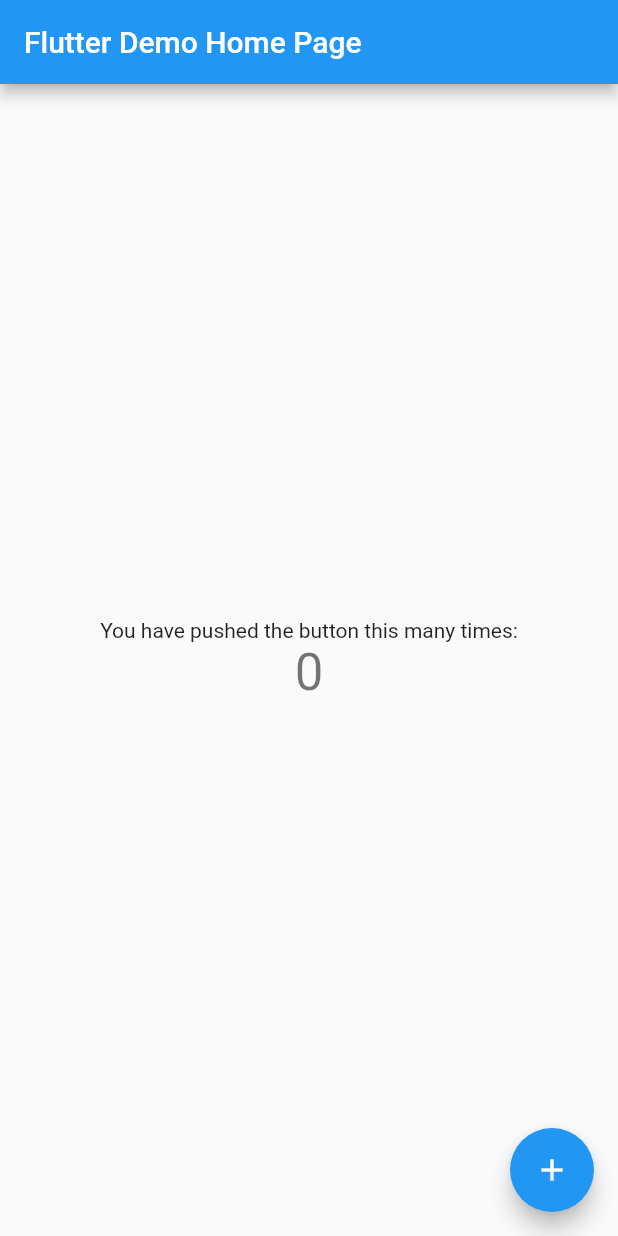
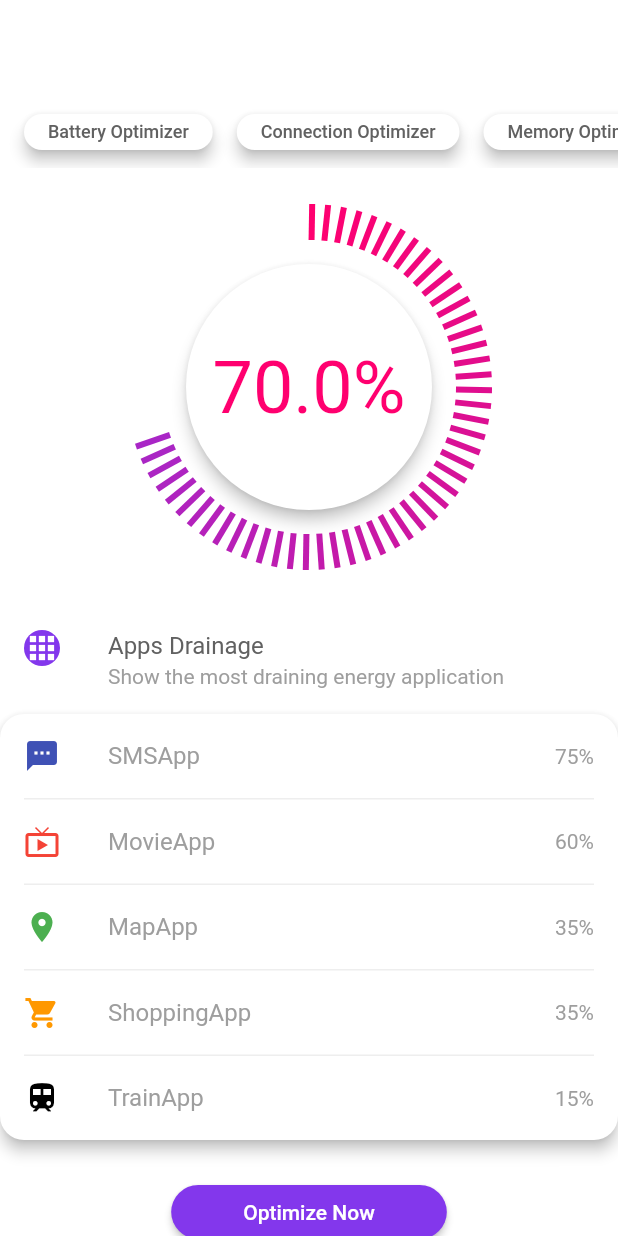
Before and after one commit to umatoma/flutter-study-samples, a Flutter app: the screen it shows after launch, on a phone screen of 412 x 824 dp. Run offline on Flutter 3.47's test engine with Material 2 defaults, Android fonts, the phone set to English and light mode, and no system bars.

Commit message:
Battery Optimizer 作成

```diff
--- a/battery_optimizer/lib/main.dart
+++ b/battery_optimizer/lib/main.dart
@@ -1,117 +1,323 @@
+import 'dart:math';
+
 import 'package:flutter/material.dart';
+
+const kColorPurple = Color(0xFF8337EC);
+const kColorPink = Color(0xFFFF006F);
+const kColorIndicatorBegin = kColorPink;
+const kColorIndicatorEnd = kColorPurple;
+const kColorTitle = Color(0xFF616161);
+const kColorText = Color(0xFF9E9E9E);
+const kElevation = 4.0;
 
 void main() {
   runApp(MyApp());
 }
 
 class MyApp extends StatelessWidget {
-  // This widget is the root of your application.
   @override
   Widget build(BuildContext context) {
     return MaterialApp(
+      debugShowCheckedModeBanner: false,
       title: 'Flutter Demo',
-      theme: ThemeData(
-        // This is the theme of your application.
-        //
-        // Try running your application with "flutter run". You'll see the
-        // application has a blue toolbar. Then, without quitting the app, try
-        // changing the primarySwatch below to Colors.green and then invoke
-        // "hot reload" (press "r" in the console where you ran "flutter run",
-        // or simply save your changes to "hot reload" in a Flutter IDE).
-        // Notice that the counter didn't reset back to zero; the application
-        // is not restarted.
-        primarySwatch: Colors.blue,
-        // This makes the visual density adapt to the platform that you run
-        // the app on. For desktop platforms, the controls will be smaller and
-        // closer together (more dense) than on mobile platforms.
-        visualDensity: VisualDensity.adaptivePlatformDensity,
+      theme: ThemeData.light().copyWith(
+        primaryColor: Colors.white,
+        primaryTextTheme: TextTheme(
+          headline6: TextStyle(color: kColorTitle),
+        ),
+        backgroundColor: Colors.white,
       ),
-      home: MyHomePage(title: 'Flutter Demo Home Page'),
+      home: BatteryOptimizerPage(),
     );
   }
 }
 
-class MyHomePage extends StatefulWidget {
-  MyHomePage({Key key, this.title}) : super(key: key);
+/* BatteryOptimizer画面 */
 
-  // This widget is the home page of your application. It is stateful, meaning
-  // that it has a State object (defined below) that contains fields that affect
-  // how it looks.
+class BatteryOptimizerPage extends StatelessWidget {
+  @override
+  Widget build(BuildContext context) {
+    return Scaffold(
+      backgroundColor: Theme.of(context).backgroundColor,
+      appBar: AppBar(
+        title: Text('Battery Optimizer'),
+        centerTitle: false,
+        elevation: 0,
+      ),
+      body: SingleChildScrollView(
+        child: Column(
+          children: [
+            OptimizerButtons(),
+            BatteryLevelIndicator(),
+            AppsDrainage(),
+            OptimizeNow(),
+          ],
+        ),
+      ),
+    );
+  }
+}
 
-  // This class is the configuration for the state. It holds the values (in this
-  // case the title) provided by the parent (in this case the App widget) and
-  // used by the build method of the State. Fields in a Widget subclass are
-  // always marked "final".
+/* Optimizer一覧関連 */
 
-  final String title;
+class _OptimizerButton extends StatelessWidget {
+  final String text;
+
+  const _OptimizerButton({
+    Key key,
+    @required this.text,
+  }) : super(key: key);
 
   @override
-  _MyHomePageState createState() => _MyHomePageState();
+  Widget build(BuildContext context) {
+    return MaterialButton(
+      color: Colors.white,
+      elevation: kElevation,
+      height: 24,
+      padding: EdgeInsets.symmetric(horizontal: 16),
+      shape: RoundedRectangleBorder(
+        borderRadius: BorderRadius.circular(16),
+      ),
+      onPressed: () {},
+      child: Text(
+        text,
+        style: TextStyle(color: kColorTitle, fontSize: 12),
+      ),
+    );
+  }
 }
 
-class _MyHomePageState extends State<MyHomePage> {
-  int _counter = 0;
+class OptimizerButtons extends StatelessWidget {
+  @override
+  Widget build(BuildContext context) {
+    return Padding(
+      padding: const EdgeInsets.only(top: 8),
+      child: SingleChildScrollView(
+        scrollDirection: Axis.horizontal,
+        child: Row(
+          children: [
+            SizedBox(width: 16),
+            _OptimizerButton(text: 'Battery Optimizer'),
+            SizedBox(width: 16),
+            _OptimizerButton(text: 'Connection Optimizer'),
+            SizedBox(width: 16),
+            _OptimizerButton(text: 'Memory Optimizer'),
+            SizedBox(width: 16),
+            _OptimizerButton(text: 'Storage Optimizer'),
+            SizedBox(width: 16),
+          ],
+        ),
+      ),
+    );
+  }
+}
 
-  void _incrementCounter() {
-    setState(() {
-      // This call to setState tells the Flutter framework that something has
-      // changed in this State, which causes it to rerun the build method below
-      // so that the display can reflect the updated values. If we changed
-      // _counter without calling setState(), then the build method would not be
-      // called again, and so nothing would appear to happen.
-      _counter++;
-    });
+/* バッテリーインジケーター関連 */
+
+class _BatteryLevelIndicatorPainter extends CustomPainter {
+  final double percentage; // バッテリーレベルの割合
+  final double textCircleRadius; // 内側に表示される白丸の半径
+
+  _BatteryLevelIndicatorPainter({
+    @required this.percentage,
+    @required this.textCircleRadius,
+  });
+
+  @override
+  void paint(Canvas canvas, Size size) {
+    for (int i = 1; i < (360 * percentage); i += 5) {
+      final per = i / 360.0;
+      // 割合（0~1.0）からグラデーション色に変換
+      final color = ColorTween(
+        begin: kColorIndicatorBegin,
+        end: kColorIndicatorEnd,
+      ).lerp(per);
+      final paint = Paint()
+        ..color = color
+        ..style = PaintingStyle.stroke
+        ..strokeWidth = 4;
+
+      final spaceLen = 16; // 円とゲージ間の長さ
+      final lineLen = 24; // ゲージの長さ
+      final angle = (2 * pi * per) - (pi / 2); // 0時方向から開始するため-90度ずらす
+
+      // 円の中心座標
+      final offset0 = Offset(size.width * 0.5, size.height * 0.5);
+      // 線の内側部分の座標
+      final offset1 = offset0.translate(
+        (textCircleRadius + spaceLen) * cos(angle),
+        (textCircleRadius + spaceLen) * sin(angle),
+      );
+      // 線の外側部分の座標
+      final offset2 = offset1.translate(
+        lineLen * cos(angle),
+        lineLen * sin(angle),
+      );
+
+      canvas.drawLine(offset1, offset2, paint);
+    }
   }
 
   @override
+  bool shouldRepaint(CustomPainter oldDelegate) {
+    return false;
+  }
+}
+
+class BatteryLevelIndicator extends StatelessWidget {
+  final percentage = 0.7;
+  final size = 164.0;
+
+  @override
   Widget build(BuildContext context) {
-    // This method is rerun every time setState is called, for instance as done
-    // by the _incrementCounter method above.
-    //
-    // The Flutter framework has been optimized to make rerunning build methods
-    // fast, so that you can just rebuild anything that needs updating rather
-    // than having to individually change instances of widgets.
-    return Scaffold(
-      appBar: AppBar(
-        // Here we take the value from the MyHomePage object that was created by
-        // the App.build method, and use it to set our appbar title.
-        title: Text(widget.title),
+    return CustomPaint(
+      painter: _BatteryLevelIndicatorPainter(
+        percentage: percentage,
+        textCircleRadius: size * 0.5,
       ),
-      body: Center(
-        // Center is a layout widget. It takes a single child and positions it
-        // in the middle of the parent.
-        child: Column(
-          // Column is also a layout widget. It takes a list of children and
-          // arranges them vertically. By default, it sizes itself to fit its
-          // children horizontally, and tries to be as tall as its parent.
-          //
-          // Invoke "debug painting" (press "p" in the console, choose the
-          // "Toggle Debug Paint" action from the Flutter Inspector in Android
-          // Studio, or the "Toggle Debug Paint" command in Visual Studio Code)
-          // to see the wireframe for each widget.
-          //
-          // Column has various properties to control how it sizes itself and
-          // how it positions its children. Here we use mainAxisAlignment to
-          // center the children vertically; the main axis here is the vertical
-          // axis because Columns are vertical (the cross axis would be
-          // horizontal).
-          mainAxisAlignment: MainAxisAlignment.center,
-          children: <Widget>[
-            Text(
-              'You have pushed the button this many times:',
+      child: Container(
+        padding: const EdgeInsets.all(64),
+        child: Material(
+          color: Colors.white,
+          elevation: kElevation,
+          borderRadius: BorderRadius.circular(size * 0.5),
+          child: Container(
+            width: size,
+            height: size,
+            child: Center(
+              child: Text(
+                '${percentage * 100}%',
+                style: TextStyle(color: kColorPink, fontSize: 48),
+              ),
             ),
-            Text(
-              '$_counter',
-              style: Theme.of(context).textTheme.headline4,
-            ),
-          ],
+          ),
         ),
       ),
-      floatingActionButton: FloatingActionButton(
-        onPressed: _incrementCounter,
-        tooltip: 'Increment',
-        child: Icon(Icons.add),
-      ), // This trailing comma makes auto-formatting nicer for build methods.
     );
   }
 }
+
+/* アプリ一覧関連 */
+
+class _HorizontalBorder extends StatelessWidget {
+  @override
+  Widget build(BuildContext context) {
+    return Container(
+      height: 1,
+      margin: EdgeInsets.symmetric(horizontal: 16),
+      color: Colors.grey[200],
+    );
+  }
+}
+
+class _AppColumn extends StatelessWidget {
+  final String name;
+  final Icon icon;
+  final String percentage;
+
+  const _AppColumn({
+    Key key,
+    @required this.name,
+    @required this.icon,
+    @required this.percentage,
+  }) : super(key: key);
+
+  @override
+  Widget build(BuildContext context) {
+    return ListTile(
+      leading: icon,
+      title: Text(
+        name,
+        style: TextStyle(color: kColorText),
+      ),
+      trailing: Text(
+        percentage,
+        style: TextStyle(color: kColorText),
+      ),
+    );
+  }
+}
+
+class AppsDrainage extends StatelessWidget {
+  @override
+  Widget build(BuildContext context) {
+    return Column(
+      children: [
+        ListTile(
+          leading: ClipOval(
+            child: Container(
+              color: kColorPurple,
+              child: Icon(Icons.apps, color: Colors.white),
+            ),
+          ),
+          title: Text(
+            'Apps Drainage',
+            style: TextStyle(color: kColorTitle),
+          ),
+          subtitle: Text(
+            'Show the most draining energy application',
+            style: TextStyle(color: kColorText),
+          ),
+        ),
+        Material(
+          color: Colors.white,
+          elevation: kElevation,
+          borderRadius: BorderRadius.circular(16),
+          child: Column(
+            children: [
+              _AppColumn(
+                icon: Icon(Icons.sms, color: Colors.indigo),
+                name: 'SMSApp',
+                percentage: '75%',
+              ),
+              _HorizontalBorder(),
+              _AppColumn(
+                icon: Icon(Icons.live_tv, color: Colors.red),
+                name: 'MovieApp',
+                percentage: '60%',
+              ),
+              _HorizontalBorder(),
+              _AppColumn(
+                icon: Icon(Icons.place, color: Colors.green),
+                name: 'MapApp',
+                percentage: '35%',
+              ),
+              _HorizontalBorder(),
+              _AppColumn(
+                icon: Icon(Icons.local_grocery_store, color: Colors.orange),
+                name: 'ShoppingApp',
+                percentage: '35%',
+              ),
+              _HorizontalBorder(),
+              _AppColumn(
+                icon: Icon(Icons.train, color: Colors.black),
+                name: 'TrainApp',
+                percentage: '15%',
+              ),
+            ],
+          ),
+        ),
+      ],
+    );
+  }
+}
+
+/* 最適化ボタン関連 */
+
+class OptimizeNow extends StatelessWidget {
+  @override
+  Widget build(BuildContext context) {
+    return Padding(
+      padding: EdgeInsets.symmetric(vertical: 24),
+      child: RaisedButton(
+        color: kColorPurple,
+        padding: EdgeInsets.symmetric(horizontal: 48),
+        shape: RoundedRectangleBorder(
+          borderRadius: BorderRadius.circular(24),
+        ),
+        onPressed: () {},
+        child: Text('Optimize Now', style: TextStyle(color: Colors.white)),
+      ),
+    );
+  }
+}
```
